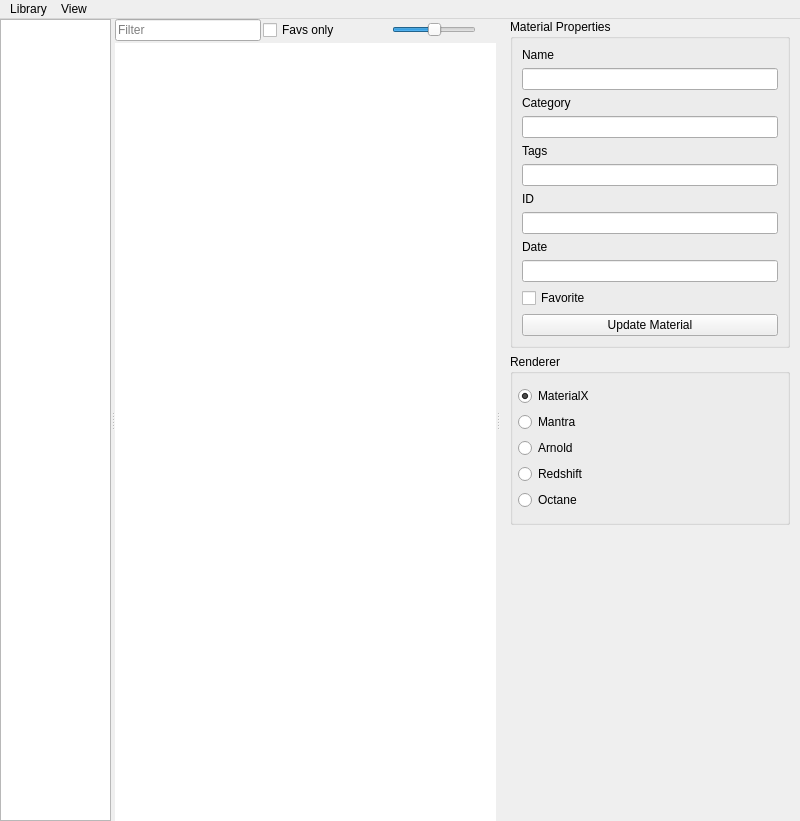
The window that scripts/python/matlib/ui/matlib.ui (eglaubauf/egMatLib) describes before a commit, drawn with Qt 5.
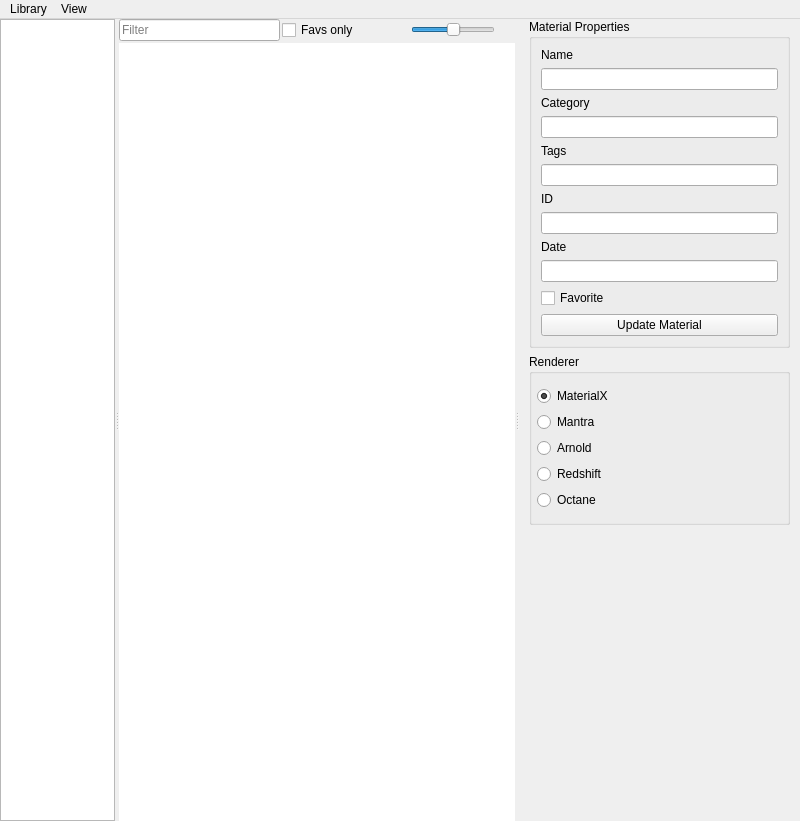
The same window after the commit. Custom widgets are drawn as their Qt base class.

Commit message: adjust details panel

Diff of the .ui file:
```diff
--- a/scripts/python/matlib/ui/matlib.ui
+++ b/scripts/python/matlib/ui/matlib.ui
@@ -338,9 +338,15 @@
        </layout>
       </widget>
       <widget class="QWidget" name="details_widget" native="true">
+       <property name="sizePolicy">
+        <sizepolicy hsizetype="Preferred" vsizetype="Preferred">
+         <horstretch>0</horstretch>
+         <verstretch>0</verstretch>
+        </sizepolicy>
+       </property>
        <property name="minimumSize">
         <size>
-         <width>300</width>
+         <width>250</width>
          <height>0</height>
         </size>
        </property>
@@ -400,7 +406,7 @@
             <rect>
              <x>0</x>
              <y>0</y>
-             <width>300</width>
+             <width>250</width>
              <height>794</height>
             </rect>
            </property>
```
